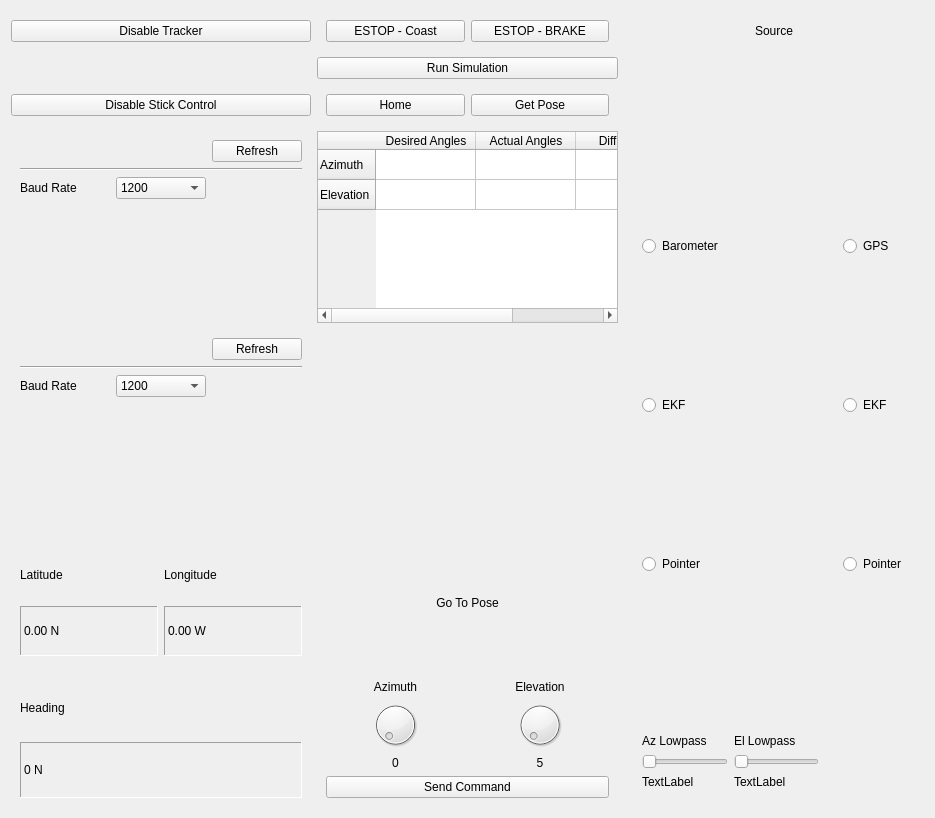
Before: the Qt Designer form Frontend/Windows/TrackerWindow/trackerwindow.ui in WPI-HPRC/groundstation-2025, drawn with Qt 5.
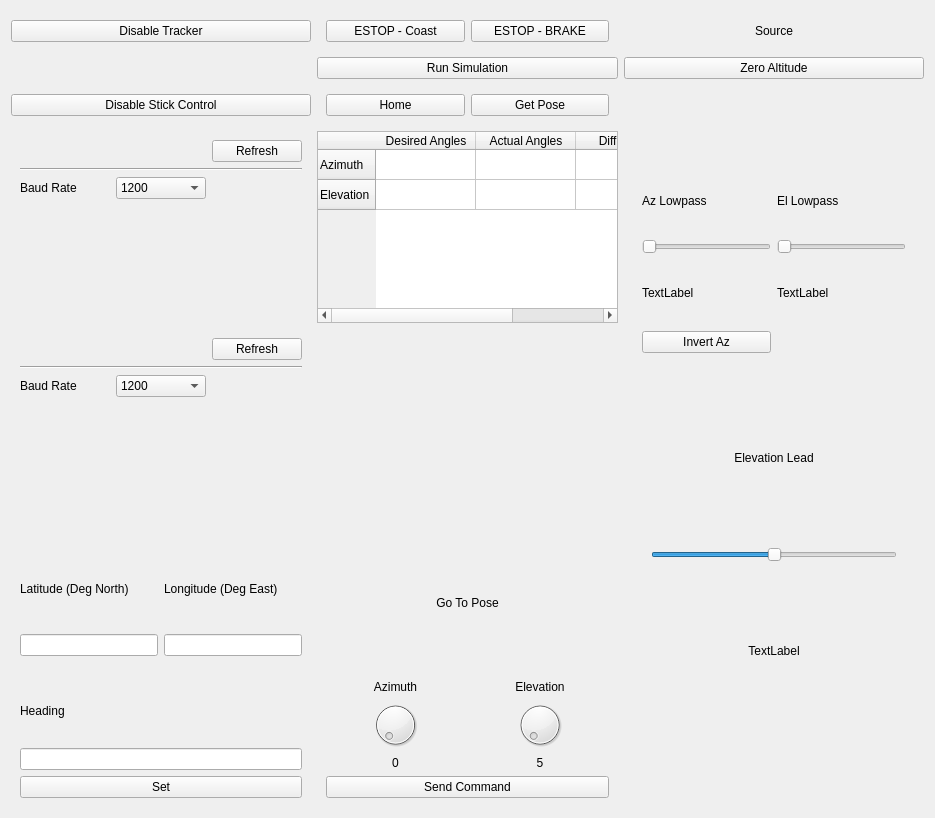
After: the same form once the commit is applied. Icons and pictures are not drawn. Custom widgets are drawn as their Qt base class.

The edit to the form file:
```diff
--- a/Frontend/Windows/TrackerWindow/trackerwindow.ui
+++ b/Frontend/Windows/TrackerWindow/trackerwindow.ui
@@ -89,81 +89,63 @@
    </item>
    <item row="2" column="2" rowspan="5">
     <widget class="QWidget" name="widget_9" native="true">
-     <layout class="QGridLayout" name="gridLayout_8" rowstretch="1,0">
-      <item row="0" column="1">
-       <widget class="QWidget" name="widget_10" native="true">
-        <layout class="QVBoxLayout" name="verticalLayout">
-         <item>
-          <widget class="QRadioButton" name="Elevation_Barometer">
-           <property name="text">
-            <string>Barometer</string>
-           </property>
-           <attribute name="buttonGroup">
-            <string notr="true">buttonGroup</string>
-           </attribute>
-          </widget>
-         </item>
-         <item>
-          <widget class="QRadioButton" name="Elevation_EKF">
-           <property name="text">
-            <string>EKF</string>
-           </property>
-           <attribute name="buttonGroup">
-            <string notr="true">buttonGroup</string>
-           </attribute>
-          </widget>
-         </item>
-         <item>
-          <widget class="QRadioButton" name="Elevation_Pointer">
-           <property name="text">
-            <string>Pointer</string>
-           </property>
-           <attribute name="buttonGroup">
-            <string notr="true">buttonGroup</string>
-           </attribute>
-          </widget>
-         </item>
-        </layout>
-       </widget>
-      </item>
-      <item row="0" column="2">
-       <widget class="QWidget" name="widget_11" native="true">
-        <layout class="QVBoxLayout" name="verticalLayout_2">
-         <item>
-          <widget class="QRadioButton" name="Azimuth_GPS">
-           <property name="text">
-            <string>GPS</string>
-           </property>
-          </widget>
-         </item>
-         <item>
-          <widget class="QRadioButton" name="Azimuth_EKF">
-           <property name="text">
-            <string>EKF</string>
-           </property>
-          </widget>
-         </item>
-         <item>
-          <widget class="QRadioButton" name="Azimuth_Pointer">
-           <property name="text">
-            <string>Pointer</string>
-           </property>
-          </widget>
-         </item>
-        </layout>
-       </widget>
-      </item>
-      <item row="1" column="1">
+     <layout class="QGridLayout" name="gridLayout_8" rowstretch="1">
+      <item row="0" column="0">
        <widget class="QWidget" name="widget_14" native="true">
-        <layout class="QGridLayout" name="gridLayout_7">
-         <item row="0" column="0">
-          <widget class="QLabel" name="label_9">
+        <layout class="QGridLayout" name="gridLayout_7" rowstretch="1,1,1,1,1,1,5,0">
+         <item row="5" column="0" rowspan="2" colspan="2">
+          <widget class="QWidget" name="widget_10" native="true">
+           <layout class="QGridLayout" name="gridLayout_9" rowstretch="1,1,1">
+            <property name="verticalSpacing">
+             <number>0</number>
+            </property>
+            <item row="1" column="0">
+             <widget class="QSlider" name="ElevationLeadSlider">
+              <property name="minimum">
+               <number>-15</number>
+              </property>
+              <property name="maximum">
+               <number>15</number>
+              </property>
+              <property name="sliderPosition">
+               <number>0</number>
+              </property>
+              <property name="orientation">
+               <enum>Qt::Orientation::Horizontal</enum>
+              </property>
+             </widget>
+            </item>
+            <item row="0" column="0">
+             <widget class="QLabel" name="label_12">
+              <property name="text">
+               <string>Elevation Lead</string>
+              </property>
+              <property name="alignment">
+               <set>Qt::AlignmentFlag::AlignCenter</set>
+              </property>
+             </widget>
+            </item>
+            <item row="2" column="0">
+             <widget class="QLabel" name="ElevationLeadValue">
+              <property name="text">
+               <string>TextLabel</string>
+              </property>
+              <property name="alignment">
+               <set>Qt::AlignmentFlag::AlignCenter</set>
+              </property>
+             </widget>
+            </item>
+           </layout>
+          </widget>
+         </item>
+         <item row="3" column="1">
+          <widget class="QLabel" name="ElLowpassValue">
            <property name="text">
-            <string>Az Lowpass</string>
+            <string>TextLabel</string>
            </property>
           </widget>
          </item>
-         <item row="0" column="1">
+         <item row="1" column="1">
           <widget class="QLabel" name="label_10">
            <property name="text">
             <string>El Lowpass</string>
@@ -171,26 +153,23 @@
           </widget>
          </item>
          <item row="1" column="0">
-          <widget class="QSlider" name="AzimuthLowpassValue">
-           <property name="maximum">
-            <number>15</number>
-           </property>
-           <property name="orientation">
-            <enum>Qt::Orientation::Horizontal</enum>
-           </property>
-          </widget>
-         </item>
-         <item row="1" column="1">
-          <widget class="QSlider" name="ElevationLowpassValue">
-           <property name="maximum">
-            <number>15</number>
-           </property>
-           <property name="orientation">
-            <enum>Qt::Orientation::Horizontal</enum>
+          <widget class="QLabel" name="label_9">
+           <property name="text">
+            <string>Az Lowpass</string>
            </property>
           </widget>
          </item>
          <item row="2" column="0">
+          <widget class="QSlider" name="AzimuthLowpassValue">
+           <property name="maximum">
+            <number>15</number>
+           </property>
+           <property name="orientation">
+            <enum>Qt::Orientation::Horizontal</enum>
+           </property>
+          </widget>
+         </item>
+         <item row="3" column="0">
           <widget class="QLabel" name="AzLowpassValue">
            <property name="text">
             <string>TextLabel</string>
@@ -198,9 +177,32 @@
           </widget>
          </item>
          <item row="2" column="1">
-          <widget class="QLabel" name="ElLowpassValue">
+          <widget class="QSlider" name="ElevationLowpassValue">
+           <property name="maximum">
+            <number>15</number>
+           </property>
+           <property name="orientation">
+            <enum>Qt::Orientation::Horizontal</enum>
+           </property>
+          </widget>
+         </item>
+         <item row="7" column="0">
+          <spacer name="verticalSpacer">
+           <property name="orientation">
+            <enum>Qt::Orientation::Vertical</enum>
+           </property>
+           <property name="sizeHint" stdset="0">
+            <size>
+             <width>20</width>
+             <height>40</height>
+            </size>
+           </property>
+          </spacer>
+         </item>
+         <item row="4" column="0">
+          <widget class="QPushButton" name="InvertAz">
            <property name="text">
-            <string>TextLabel</string>
+            <string>Invert Az</string>
            </property>
           </widget>
          </item>
@@ -357,6 +359,13 @@
    <item row="6" column="0">
     <widget class="QWidget" name="widget" native="true">
      <layout class="QGridLayout" name="gridLayout_4">
+      <item row="3" column="0">
+       <widget class="QPushButton" name="SetInputsButton">
+        <property name="text">
+         <string>Set</string>
+        </property>
+       </widget>
+      </item>
       <item row="0" column="0">
        <widget class="QLabel" name="label_3">
         <property name="text">
@@ -365,17 +374,7 @@
        </widget>
       </item>
       <item row="1" column="0">
-       <widget class="QLabel" name="HeadingValue">
-        <property name="frameShape">
-         <enum>QFrame::Shape::Panel</enum>
-        </property>
-        <property name="frameShadow">
-         <enum>QFrame::Shadow::Sunken</enum>
-        </property>
-        <property name="text">
-         <string>0 N</string>
-        </property>
-       </widget>
+       <widget class="QLineEdit" name="HeadingValue"/>
       </item>
      </layout>
     </widget>
@@ -383,46 +382,26 @@
    <item row="5" column="0">
     <widget class="QWidget" name="GpsData" native="true">
      <layout class="QGridLayout" name="gridLayout_3">
-      <item row="1" column="1">
-       <widget class="QLabel" name="LongitudeValue">
-        <property name="frameShape">
-         <enum>QFrame::Shape::Panel</enum>
-        </property>
-        <property name="frameShadow">
-         <enum>QFrame::Shadow::Sunken</enum>
-        </property>
-        <property name="text">
-         <string>0.00 W</string>
-        </property>
-       </widget>
-      </item>
       <item row="0" column="1">
        <widget class="QLabel" name="label_2">
         <property name="text">
-         <string>Longitude</string>
-        </property>
-       </widget>
-      </item>
-      <item row="1" column="0">
-       <widget class="QLabel" name="LatitudeValue">
-        <property name="frameShape">
-         <enum>QFrame::Shape::Panel</enum>
-        </property>
-        <property name="frameShadow">
-         <enum>QFrame::Shadow::Sunken</enum>
-        </property>
-        <property name="text">
-         <string>0.00 N</string>
+         <string>Longitude (Deg East)</string>
         </property>
        </widget>
       </item>
       <item row="0" column="0">
        <widget class="QLabel" name="label">
         <property name="text">
-         <string>Latitude</string>
+         <string>Latitude (Deg North)</string>
         </property>
        </widget>
       </item>
+      <item row="1" column="0">
+       <widget class="QLineEdit" name="LatitudeValue"/>
+      </item>
+      <item row="1" column="1">
+       <widget class="QLineEdit" name="LongitudeValue"/>
+      </item>
      </layout>
     </widget>
    </item>
@@ -675,6 +654,13 @@
      </layout>
     </widget>
    </item>
+   <item row="1" column="2">
+    <widget class="QPushButton" name="ZeroAltitude">
+     <property name="text">
+      <string>Zero Altitude</string>
+     </property>
+    </widget>
+   </item>
   </layout>
  </widget>
  <customwidgets>
```
Left out of the diff: 3 changed lines with no effect on the pictures.
